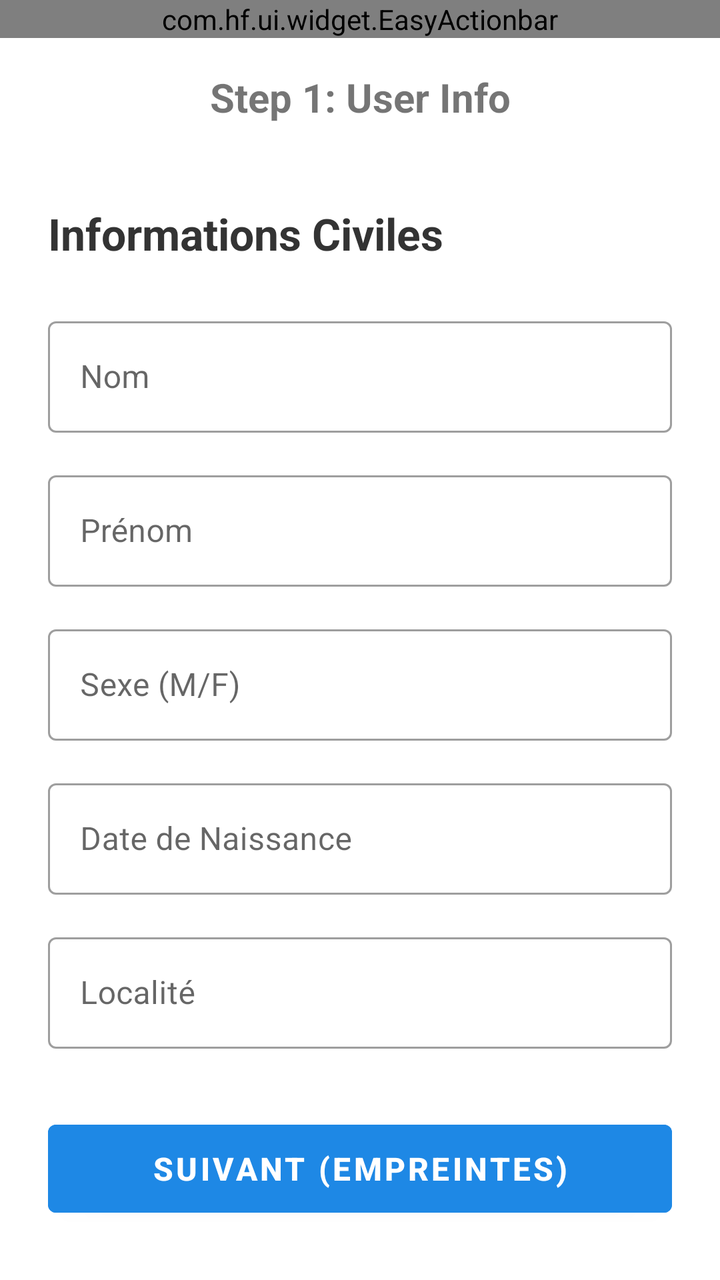
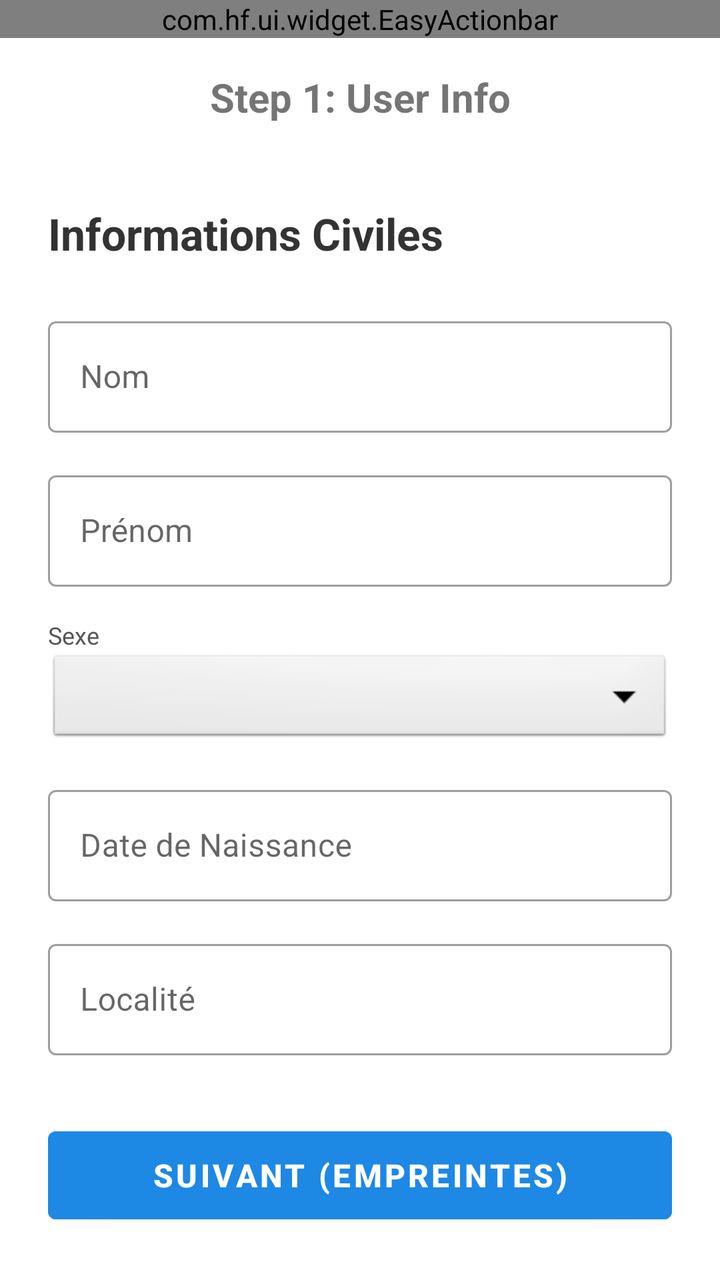

Two renders of the same Android screen: before a commit and after it. Below are the layout's source before the change and the commit's diff.
<!-- AndroidManifest.xml: activity theme Theme.MaterialComponents.Light.NoActionBar -->
<!-- res/layout/activity_multimodal_enrollment.xml -->
<?xml version="1.0" encoding="utf-8"?>
<LinearLayout xmlns:android="http://schemas.android.com/apk/res/android"
    xmlns:app="http://schemas.android.com/apk/res-auto"
    android:layout_width="match_parent"
    android:layout_height="match_parent"
    android:orientation="vertical">

    <com.hf.ui.widget.EasyActionbar
        android:id="@+id/actionbar"
        android:layout_width="match_parent"
        android:layout_height="wrap_content" />

    <TextView
        android:id="@+id/stepTitle"
        android:layout_width="match_parent"
        android:layout_height="wrap_content"
        android:text="Step 1: User Info"
        android:textSize="20sp"
        android:textStyle="bold"
        android:gravity="center"
        android:padding="16dp"/>

    <ScrollView
        android:layout_width="match_parent"
        android:layout_height="0dp"
        android:layout_weight="1">

        <FrameLayout
            android:layout_width="match_parent"
            android:layout_height="wrap_content">

            
            <LinearLayout
                android:id="@+id/step1_user_info"
                android:layout_width="match_parent"
                android:layout_height="wrap_content"
                android:orientation="vertical"
                android:padding="24dp"
                android:visibility="visible">

                <TextView
                    android:layout_width="match_parent"
                    android:layout_height="wrap_content"
                    android:text="Informations Civiles"
                    android:textSize="22sp"
                    android:textStyle="bold"
                    android:layout_marginBottom="24dp"
                    android:textColor="#333333"/>

                <com.google.android.material.textfield.TextInputLayout
                    style="@style/Widget.MaterialComponents.TextInputLayout.OutlinedBox"
                    android:layout_width="match_parent"
                    android:layout_height="wrap_content"
                    android:layout_marginBottom="16dp"
                    android:hint="Nom">
                    <com.google.android.material.textfield.TextInputEditText
                        android:id="@+id/etUserName"
                        android:layout_width="match_parent"
                        android:layout_height="wrap_content" />
                </com.google.android.material.textfield.TextInputLayout>
                    
                <com.google.android.material.textfield.TextInputLayout
                    style="@style/Widget.MaterialComponents.TextInputLayout.OutlinedBox"
                    android:layout_width="match_parent"
                    android:layout_height="wrap_content"
                    android:layout_marginBottom="16dp"
                    android:hint="Prénom">
                    <com.google.android.material.textfield.TextInputEditText
                        android:id="@+id/etPrenom"
                        android:layout_width="match_parent"
                        android:layout_height="wrap_content" />
                </com.google.android.material.textfield.TextInputLayout>

                <com.google.android.material.textfield.TextInputLayout
                    style="@style/Widget.MaterialComponents.TextInputLayout.OutlinedBox"
                    android:layout_width="match_parent"
                    android:layout_height="wrap_content"
                    android:layout_marginBottom="16dp"
                    android:hint="Sexe (M/F)">
                    <com.google.android.material.textfield.TextInputEditText
                        android:id="@+id/etSex"
                        android:layout_width="match_parent"
                        android:layout_height="wrap_content" />
                </com.google.android.material.textfield.TextInputLayout>

                <com.google.android.material.textfield.TextInputLayout
                    style="@style/Widget.MaterialComponents.TextInputLayout.OutlinedBox"
                    android:layout_width="match_parent"
                    android:layout_height="wrap_content"
                    android:layout_marginBottom="16dp"
                    android:hint="Date de Naissance">
                    <com.google.android.material.textfield.TextInputEditText
                        android:id="@+id/etAge"
                        android:layout_width="match_parent"
                        android:layout_height="wrap_content"
                        android:inputType="date" />
                </com.google.android.material.textfield.TextInputLayout>

                <com.google.android.material.textfield.TextInputLayout
                    style="@style/Widget.MaterialComponents.TextInputLayout.OutlinedBox"
                    android:layout_width="match_parent"
                    android:layout_height="wrap_content"
                    android:layout_marginBottom="24dp"
                    android:hint="Localité">
                    <com.google.android.material.textfield.TextInputEditText
                        android:id="@+id/etVille"
                        android:layout_width="match_parent"
                        android:layout_height="wrap_content" />
                </com.google.android.material.textfield.TextInputLayout>

                <Button
                    android:id="@+id/btnNextToStep2"
                    android:layout_width="match_parent"
                    android:layout_height="56dp"
                    android:backgroundTint="#1E88E5"
                    android:textColor="#FFFFFF"
                    android:text="Suivant (Empreintes)"
                    android:textSize="16sp"
                    android:textStyle="bold"
                    android:layout_marginTop="8dp"/>
            </LinearLayout>

            
            <LinearLayout
                android:id="@+id/step2_fingerprint"
                android:layout_width="match_parent"
                android:layout_height="wrap_content"
                android:orientation="vertical"
                android:padding="16dp"
                android:visibility="gone">

                <TextView
                    android:id="@+id/tvFpHint"
                    android:layout_width="match_parent"
                    android:layout_height="wrap_content"
                    android:text="Veuillez placer vos 4 doigts sur le lecteur."
                    android:gravity="center"
                    android:textSize="16sp"
                    android:layout_marginBottom="16dp"/>

                <ImageView
                    android:id="@+id/fpPreview"
                    android:layout_width="match_parent"
                    android:layout_height="200dp"
                    android:background="#eeeeee"
                    android:scaleType="fitCenter"/>

                <TextView
                    android:id="@+id/tvFingerScore"
                    android:layout_width="match_parent"
                    android:layout_height="wrap_content"
                    android:layout_marginTop="8dp"
                    android:gravity="center"
                    android:text="Score: N/A"
                    android:textStyle="bold"
                    android:textColor="#D32F2F"/>

                <LinearLayout
                    android:layout_width="match_parent"
                    android:layout_height="wrap_content"
                    android:orientation="horizontal"
                    android:gravity="center_vertical"
                    android:layout_marginTop="10dp"
                    android:padding="8dp"
                    android:background="#e8f5e9">

                    <TextView
                        android:id="@+id/tvNfiqLevelLabel"
                        android:layout_width="wrap_content"
                        android:layout_height="wrap_content"
                        android:text="Seuil NFIQ : 3 (Recommandé)"
                        android:textSize="14sp"
                        android:textStyle="bold"
                        android:textColor="#2e7d32"
                        android:layout_marginEnd="10dp"/>

                    <SeekBar
                        android:id="@+id/nfiqSeekBar"
                        android:layout_width="0dp"
                        android:layout_height="wrap_content"
                        android:layout_weight="1"
                        android:max="4"
                        android:progress="2" />
                </LinearLayout>

                <Button
                    android:id="@+id/btnCaptureFp"
                    android:layout_width="match_parent"
                    android:layout_height="56dp"
                    android:backgroundTint="#4CAF50"
                    android:textColor="#FFFFFF"
                    android:text="Capturer Empreintes (442)"
                    android:textSize="16sp"
                    android:textStyle="bold"
                    android:layout_marginTop="16dp"/>

                <Button
                    android:id="@+id/btnNextToStep3"
                    android:layout_width="match_parent"
                    android:layout_height="56dp"
                    android:backgroundTint="#1E88E5"
                    android:textColor="#FFFFFF"
                    android:text="Continuer vers l'Iris ➔"
                    android:textSize="16sp"
                    android:textStyle="bold"
                    android:visibility="gone"
                    android:layout_marginTop="16dp"/>
            </LinearLayout>

            
            <LinearLayout
                android:id="@+id/step3_iris"
                android:layout_width="match_parent"
                android:layout_height="wrap_content"
                android:orientation="vertical"
                android:padding="24dp"
                android:visibility="gone">

                <TextView
                    android:id="@+id/irisHintTv"
                    android:layout_width="match_parent"
                    android:layout_height="wrap_content"
                    android:text="Regardez le scanner d'Iris"
                    android:gravity="center"
                    android:textSize="16sp"
                    android:layout_marginBottom="16dp"/>

                <FrameLayout
                    android:id="@+id/irisFragmentContainer"
                    android:layout_width="match_parent"
                    android:layout_height="300dp"
                    android:background="#000000" />

                <Button
                    android:id="@+id/btnCaptureIris"
                    android:layout_width="match_parent"
                    android:layout_height="56dp"
                    android:backgroundTint="#4CAF50"
                    android:textColor="#FFFFFF"
                    android:text="Capturer Iris"
                    android:textSize="16sp"
                    android:textStyle="bold"
                    android:layout_marginTop="16dp"/>

                <Button
                    android:id="@+id/btnNextToStep4"
                    android:layout_width="match_parent"
                    android:layout_height="56dp"
                    android:backgroundTint="#1E88E5"
                    android:textColor="#FFFFFF"
                    android:text="Continuer vers le Visage ➔"
                    android:textSize="16sp"
                    android:textStyle="bold"
                    android:visibility="gone"
                    android:layout_marginTop="16dp"/>
            </LinearLayout>

            
            <LinearLayout
                android:id="@+id/step4_face"
                android:layout_width="match_parent"
                android:layout_height="wrap_content"
                android:orientation="vertical"
                android:padding="24dp"
                android:visibility="gone">

                <TextView
                    android:layout_width="match_parent"
                    android:layout_height="wrap_content"
                    android:text="Cliquez ci-dessous pour ouvrir la caméra Faciale"
                    android:gravity="center"
                    android:textSize="16sp"
                    android:layout_marginBottom="16dp"/>

                <Button
                    android:id="@+id/btnLaunchFaceCamera"
                    android:layout_width="match_parent"
                    android:layout_height="56dp"
                    android:backgroundTint="#4CAF50"
                    android:textColor="#FFFFFF"
                    android:text="Lancer la Caméra Faciale"
                    android:textSize="16sp"
                    android:textStyle="bold"
                    android:layout_marginTop="16dp"/>

                <TextView
                    android:id="@+id/tvFaceResult"
                    android:layout_width="match_parent"
                    android:layout_height="wrap_content"
                    android:text=""
                    android:textColor="#00FF00"
                    android:gravity="center"
                    android:textSize="16sp"
                    android:textStyle="bold"
                    android:layout_marginTop="16dp"/>

                <Button
                    android:id="@+id/btnFinishEnrollment"
                    android:layout_width="match_parent"
                    android:layout_height="64dp"
                    android:text="SAUVEGARDER &amp; ENVOYER 💾"
                    android:layout_marginTop="24dp"
                    android:backgroundTint="#2E7D32"
                    android:textColor="#FFFFFF"
                    android:textSize="18sp"
                    android:visibility="gone"
                    android:textStyle="bold"/>
            </LinearLayout>

        </FrameLayout>
    </ScrollView>
</LinearLayout>
<!-- resources referenced by this layout -->
<resources>

</resources>

<!-- the commit's change to res/layout/activity_multimodal_enrollment.xml (unified diff, before → after) -->
@@ -71,17 +71,18 @@
                         android:layout_height="wrap_content" />
                 </com.google.android.material.textfield.TextInputLayout>
 
-                <com.google.android.material.textfield.TextInputLayout
-                    style="@style/Widget.MaterialComponents.TextInputLayout.OutlinedBox"
-                    android:layout_width="match_parent"
-                    android:layout_height="wrap_content"
+                <TextView
+                    android:layout_width="match_parent"
+                    android:layout_height="wrap_content"
+                    android:text="Sexe"
+                    android:textSize="12sp"
+                    android:textColor="#555555" />
+                <Spinner
+                    android:id="@+id/spinnerSex"
+                    android:layout_width="match_parent"
+                    android:layout_height="48dp"
                     android:layout_marginBottom="16dp"
-                    android:hint="Sexe (M/F)">
-                    <com.google.android.material.textfield.TextInputEditText
-                        android:id="@+id/etSex"
-                        android:layout_width="match_parent"
-                        android:layout_height="wrap_content" />
-                </com.google.android.material.textfield.TextInputLayout>
+                    android:background="@android:drawable/btn_dropdown" />
 
                 <com.google.android.material.textfield.TextInputLayout
                     style="@style/Widget.MaterialComponents.TextInputLayout.OutlinedBox"
@@ -93,7 +94,9 @@
                         android:id="@+id/etAge"
                         android:layout_width="match_parent"
                         android:layout_height="wrap_content"
-                        android:inputType="date" />
+                        android:focusable="false"
+                        android:clickable="true"
+                        android:inputType="none" />
                 </com.google.android.material.textfield.TextInputLayout>
 
                 <com.google.android.material.textfield.TextInputLayout
